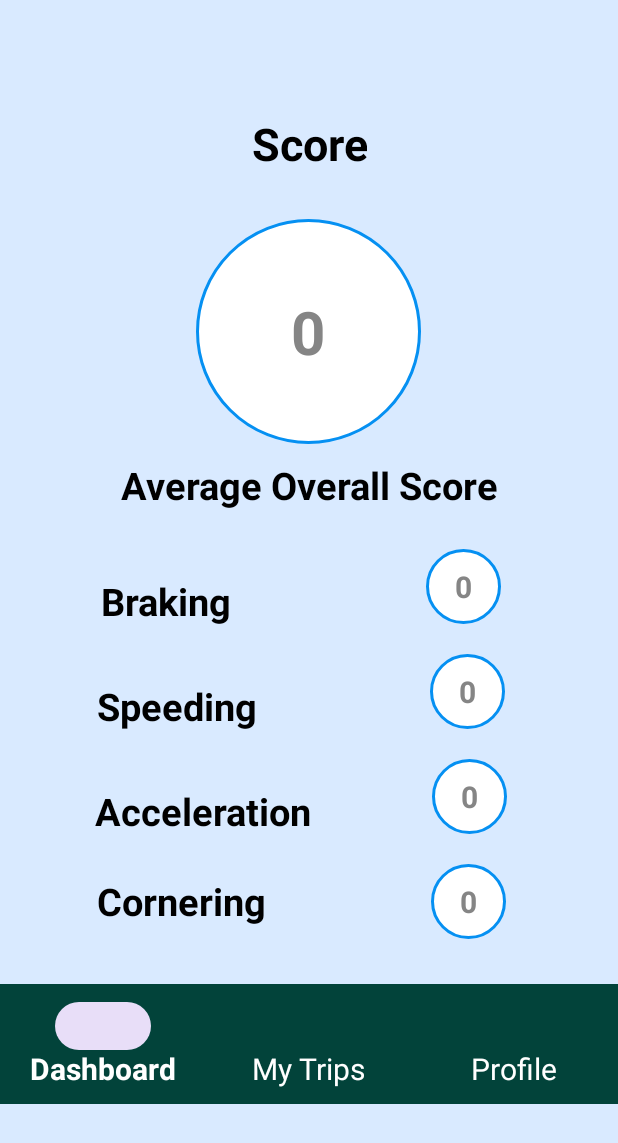
After one commit to Navjeet2/Group4F24, an Android app: the layout dashboard.xml on its own in the app's theme, with its tools: preview values and no code run, on a phone screen of 412 x 824 dp. The commit adds this screen. Shown: the top 1143 px of the screen. Run offline under Robolectric (Android 15) with nearby library versions, the phone set to English and light mode, and no system bars.

Commit message:
Driving score

```diff
--- /dev/null
+++ b/app/src/main/res/drawable/circle_shape.xml
@@ -0,0 +1,12 @@
+<?xml version="1.0" encoding="utf-8"?>
+    <shape xmlns:android="http://schemas.android.com/apk/res/android"
+        android:shape="oval">
+
+        <solid android:color="#FFFFFF" /> <!-- Background color of the circle -->
+        <size
+            android:width="100dp"
+            android:height="100dp" /> <!-- Size of the circle -->
+        <stroke
+            android:width="2dp"
+            android:color="#0590F2" /> <!-- Optional border -->
+    </shape>
--- /dev/null
+++ b/app/src/main/res/layout/dashboard.xml
@@ -0,0 +1,211 @@
+<?xml version="1.0" encoding="utf-8"?>
+<RelativeLayout
+    xmlns:android="http://schemas.android.com/apk/res/android"
+    xmlns:app="http://schemas.android.com/apk/res-auto"
+    xmlns:tools="http://schemas.android.com/tools"
+    android:id="@+id/main"
+    android:layout_width="match_parent"
+    android:layout_height="match_parent"
+    android:background="#D9EAFF"
+    tools:context=".util.CollectRealTimeActivity">
+
+    <LinearLayout
+        android:id="@+id/profile_icon"
+        android:layout_width="match_parent"
+        android:layout_height="wrap_content"
+        android:gravity="center"
+        android:orientation="vertical">
+
+
+        <TextView
+            android:id="@+id/Score_page"
+            android:layout_width="wrap_content"
+            android:layout_height="wrap_content"
+            android:gravity="center"
+            android:layout_marginTop="75dp"
+            android:text="@string/score"
+            android:textColor="#000000"
+            android:textSize="30sp"
+            android:textStyle="bold" />
+
+        <TextView
+            android:id="@+id/score_circle"
+            android:layout_width="150dp"
+            android:layout_height="150dp"
+            android:layout_marginTop="30dp"
+            android:layout_gravity="center"
+            android:background="@drawable/circle_shape"
+            android:gravity="center"
+            android:text="0"
+            android:textColor="#858585"
+            android:textSize="40sp"
+            android:textStyle="bold" />
+
+        <TextView
+            android:id="@+id/score"
+            android:layout_width="wrap_content"
+            android:layout_height="wrap_content"
+            android:layout_marginTop="10dp"
+            android:gravity="center"
+            android:text="@string/average_overall_score"
+            android:layout_marginBottom="15dp"
+            android:textColor="#000000"
+            android:textSize="25sp"
+            android:textStyle="bold" />
+
+        <LinearLayout
+            android:layout_width="match_parent"
+            android:layout_height="match_parent"
+            android:gravity="center"
+            android:orientation="horizontal">
+
+
+            <TextView
+                android:id="@+id/brak"
+                android:layout_width="wrap_content"
+                android:layout_height="wrap_content"
+                android:layout_marginTop="10dp"
+                android:gravity="center"
+                android:layout_marginEnd="119dp"
+                android:text="Braking"
+                android:textColor="#000000"
+                android:textSize="25sp"
+                android:textStyle="bold" />
+
+            <TextView
+                android:id="@+id/braking_circle"
+                android:layout_width="50dp"
+                android:layout_height="50dp"
+                android:layout_gravity="center"
+                android:layout_margin="10dp"
+                android:background="@drawable/circle_shape"
+                android:gravity="center"
+                android:text="0"
+                android:textColor="#858585"
+                android:textSize="20sp"
+                android:textStyle="bold" />
+
+        </LinearLayout>
+
+        <LinearLayout
+            android:layout_width="match_parent"
+            android:layout_height="match_parent"
+            android:gravity="center"
+            android:orientation="horizontal">
+
+
+            <TextView
+                android:id="@+id/speed"
+                android:layout_width="wrap_content"
+                android:layout_height="wrap_content"
+                android:layout_marginTop="10dp"
+                android:gravity="center"
+                android:text="Speeding"
+                android:layout_marginEnd="105dp"
+                android:textColor="#000000"
+                android:textSize="25sp"
+                android:textStyle="bold" />
+            <TextView
+                android:id="@+id/speeding_circle"
+                android:layout_width="50dp"
+                android:layout_height="50dp"
+                android:layout_margin="10dp"
+                android:layout_gravity="center"
+                android:background="@drawable/circle_shape"
+                android:gravity="center"
+                android:text="0"
+                android:textColor="#858585"
+                android:textSize="20sp"
+                android:textStyle="bold" />
+
+        </LinearLayout>
+        <LinearLayout
+            android:layout_width="match_parent"
+            android:layout_height="match_parent"
+            android:gravity="center"
+            android:orientation="horizontal">
+
+
+            <TextView
+                android:id="@+id/accelerate"
+                android:layout_width="wrap_content"
+                android:layout_height="wrap_content"
+                android:layout_marginTop="10dp"
+                android:gravity="center"
+                android:text="Acceleration"
+                android:layout_marginEnd="70dp"
+                android:textColor="#000000"
+                android:textSize="25sp"
+                android:textStyle="bold" />
+            <TextView
+                android:id="@+id/accelerate_circle"
+                android:layout_width="50dp"
+                android:layout_height="50dp"
+                android:layout_margin="10dp"
+                android:layout_gravity="center"
+                android:background="@drawable/circle_shape"
+                android:gravity="center"
+                android:text="0"
+                android:textColor="#858585"
+                android:textSize="20sp"
+                android:textStyle="bold" />
+
+        </LinearLayout>
+        <LinearLayout
+            android:layout_width="match_parent"
+            android:layout_height="match_parent"
+            android:gravity="center"
+            android:orientation="horizontal">
+
+
+            <TextView
+                android:id="@+id/cornering"
+                android:layout_width="wrap_content"
+                android:layout_height="wrap_content"
+                android:gravity="center"
+                android:text="Cornering"
+                android:layout_marginEnd="100dp"
+                android:textColor="#000000"
+                android:textSize="25sp"
+                android:textStyle="bold" />
+            <TextView
+                android:id="@+id/cornering_circle"
+                android:layout_width="50dp"
+                android:layout_height="50dp"
+                android:layout_margin="10dp"
+                android:layout_gravity="center"
+                android:background="@drawable/circle_shape"
+                android:gravity="center"
+                android:text="0"
+                android:textColor="#858585"
+                android:textSize="20sp"
+                android:textStyle="bold" />
+
+        </LinearLayout>
+
+
+        <FrameLayout
+            android:id="@+id/container"
+            android:layout_width="match_parent"
+            android:layout_height="match_parent"
+            android:layout_above="@id/bottom_navigation" />
+
+
+        <com.google.android.material.bottomnavigation.BottomNavigationView
+            android:id="@+id/bottom_navigation"
+            android:layout_width="match_parent"
+            android:layout_height="wrap_content"
+            android:layout_marginTop="20dp"
+            android:layout_alignParentBottom="true"
+            android:background="#02433A"
+            app:itemIconTint="@null"
+            app:labelVisibilityMode="labeled"
+            app:itemTextAppearanceActive="@style/BottomNavigationTextStyle"
+            app:itemTextAppearanceInactive="@style/BottomNavigationTextStyle"
+            app:itemTextColor="@color/white"
+            app:menu="@menu/botton_nav_menu" />
+
+
+    </LinearLayout>
+
+</RelativeLayout>
--- /dev/null
+++ b/app/src/main/res/menu/botton_nav_menu.xml
@@ -0,0 +1,12 @@
+<?xml version="1.0" encoding="utf-8"?>
+<menu xmlns:android="http://schemas.android.com/apk/res/android">
+        <item
+            android:id="@+id/menu_dashboard"
+            android:title="Dashboard" />
+        <item
+            android:id="@+id/menu_my_trips"
+            android:title="My Trips" />
+        <item
+            android:id="@+id/menu_settings"
+            android:title="Profile" />
+</menu>
--- a/app/src/main/res/values/strings.xml
+++ b/app/src/main/res/values/strings.xml
@@ -23,4 +23,7 @@
     <string name="enter_your_email">Enter your email</string>
     <string name="send_verification_code">Send Verification Code</string>
     <string name="verify">Verify</string>
+    <string name="welcome_to_driveranalytics">Welcome To DriverAnalytics!</string>
+    <string name="score">Score</string>
+    <string name="average_overall_score">Average Overall Score</string>
 </resources>
--- /dev/null
+++ b/app/src/main/res/values/style.xml
@@ -0,0 +1,8 @@
+<?xml version="1.0" encoding="utf-8"?>
+<resources>
+    <style name="BottomNavigationTextStyle" parent="TextAppearance.AppCompat.Caption">
+        <item name="android:textSize">20sp</item> <!-- Set your desired text size -->
+        <item name="android:textColor">@color/white</item> <!-- Optional: Set text color -->
+    </style>
+
+</resources>
```
Also changed, not shown: app/src/main/java/com/example/group4f24/data/DatabaseHelper.java (+80 -0 lines), app/src/main/java/com/example/group4f24/util/CollectRealTimeActivity.java (added, +118 -0 lines), app/src/main/java/com/example/group4f24/util/HomepageActivity.java (added, +39 -0 lines), app/src/main/res/layout/first_page.xml (added, +87 -0 lines), app/src/main/res/layout/homepage.xml (added, +97 -0 lines).
